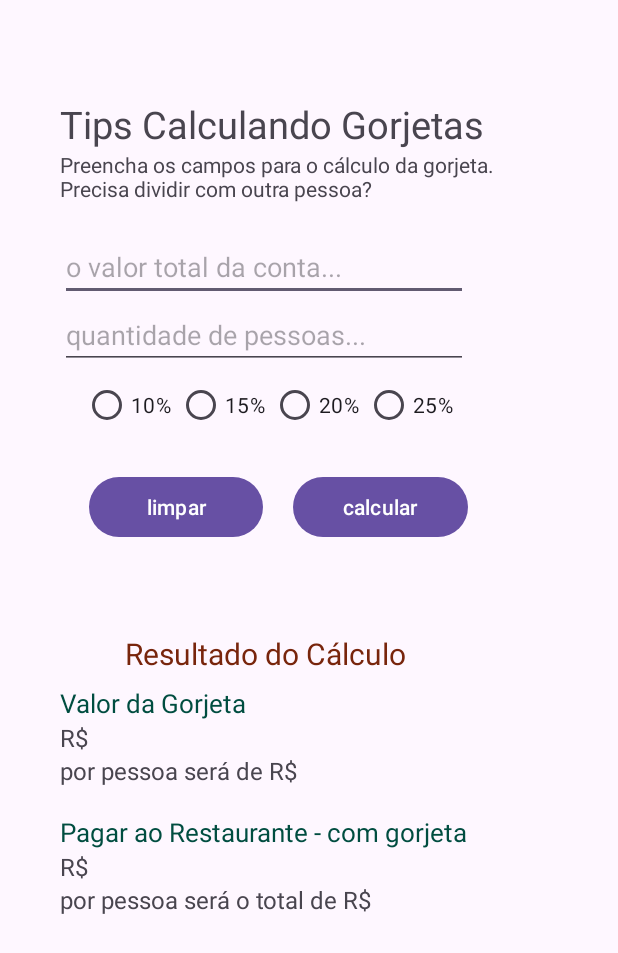
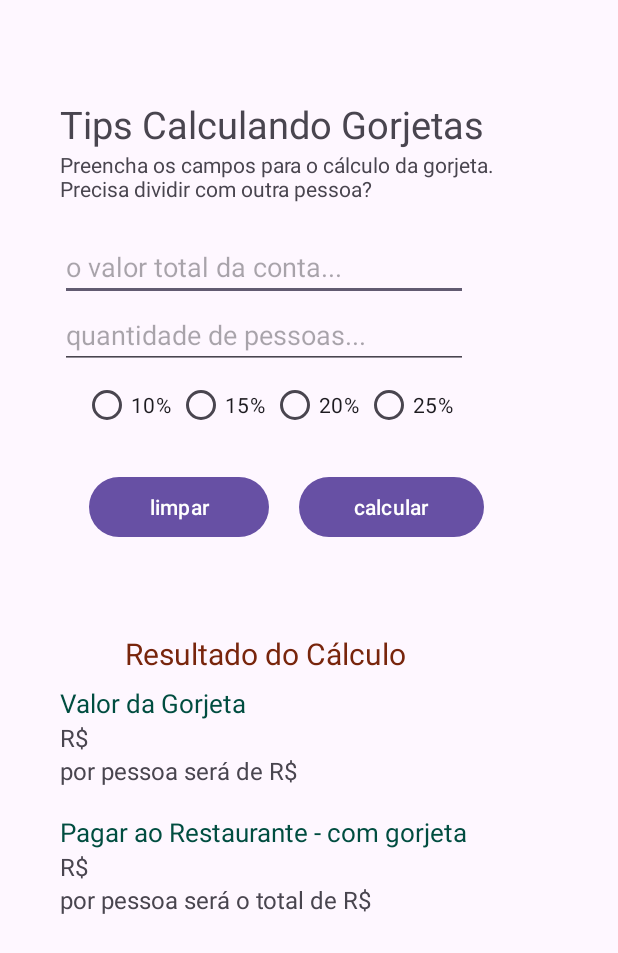
Before and after one commit to maumauriciog/appGorjeta, an Android app: the layout activity_main.xml on its own in the app's theme, with its tools: preview values and no code run, on a phone screen of 412 x 824 dp. Shown: the top 953 px of the screen. Run offline under Robolectric (Android 15) with nearby library versions, the phone set to English and light mode, and no system bars.

Commit message:
change layout buttons ver1.0

```diff
--- a/app/src/main/java/com/example/appgorjeta/MainActivity.kt
+++ b/app/src/main/java/com/example/appgorjeta/MainActivity.kt
@@ -44,14 +44,14 @@ class MainActivity : AppCompatActivity() {
             if (oct.edtValor.text.toString().isNotEmpty() && oct.edtPeople.text.toString()
                     .isNotEmpty()
             ) {
-                val tValor: Double = oct.edtValor.text.toString().toDouble()
+                val tValor: Float = oct.edtValor.text.toString().toFloat()
                 val qPessoa: Int = oct.edtPeople.text.toString().toInt()
 
-                val gorjeta: Double = (tValor * pcr) / 100
-                val tPpessoa: Double = gorjeta / qPessoa
+                val gorjeta: Float = (tValor * pcr) / 100
+                val tPpessoa: Float = gorjeta / qPessoa
                 val pctPpessoa: Int = pcr / qPessoa
-                val totPayRestaurant: Double = tValor + gorjeta
-                val totPayRestaurantPpessoa: Double = totPayRestaurant / qPessoa
+                val totPayRestaurant: Float = tValor + gorjeta
+                val totPayRestaurantPpessoa: Float = totPayRestaurant / qPessoa
 
                 oct.txtTotal.text = "R$ $gorjeta"
                 oct.txtPpessoa.text = "por pessoa, R$ $tPpessoa" + " ou $pctPpessoa%"
--- a/app/src/main/res/layout/activity_main.xml
+++ b/app/src/main/res/layout/activity_main.xml
@@ -12,7 +12,7 @@
         android:layout_width="wrap_content"
         android:layout_height="wrap_content"
         android:orientation="vertical"
-        app:layout_constraintGuide_percent="0.45" />
+        app:layout_constraintGuide_percent="0.46" />
 
     <TextView
         android:id="@+id/txtTitle"
@@ -67,7 +67,7 @@
         android:orientation="horizontal"
         android:layout_marginStart="55sp"
         app:layout_constraintStart_toStartOf="parent"
-        app:layout_constraintTop_toBottomOf="@+id/edtPeople">
+        app:layout_constraintTop_toBottomOf="@id/edtPeople">
 
         <RadioButton
             android:id="@+id/rbDez"
@@ -103,22 +103,21 @@
         android:layout_marginStart="19sp"
         android:layout_marginEnd="10sp"
         android:text="limpar"
-        app:layout_constraintEnd_toStartOf="@+id/gdlBtnVertical"
-        app:layout_constraintStart_toStartOf="@+id/edtPeople"
-        app:layout_constraintTop_toBottomOf="@+id/rbPrc"
+        app:layout_constraintEnd_toStartOf="@id/gdlBtnVertical"
+        app:layout_constraintStart_toStartOf="@id/txtTitle"
+        app:layout_constraintTop_toBottomOf="@id/rbPrc"
         tools:ignore="HardcodedText" />
 
     <Button
         android:id="@+id/btnDone"
         android:layout_width="0dp"
         android:layout_height="wrap_content"
-
         android:layout_marginTop="20sp"
         android:layout_marginStart="10sp"
         android:text="calcular"
-        app:layout_constraintEnd_toEndOf="@+id/edtPeople"
-        app:layout_constraintStart_toStartOf="@+id/gdlBtnVertical"
-        app:layout_constraintTop_toBottomOf="@+id/rbPrc"
+        app:layout_constraintEnd_toEndOf="@id/txtTitle"
+        app:layout_constraintStart_toStartOf="@id/gdlBtnVertical"
+        app:layout_constraintTop_toBottomOf="@id/rbPrc"
         tools:ignore="HardcodedText" />
 
     <TextView
@@ -131,7 +130,7 @@
         android:textSize="20sp"
         android:layout_marginTop="60sp"
         app:layout_constraintStart_toStartOf="parent"
-        app:layout_constraintTop_toBottomOf="@+id/btnClean"
+        app:layout_constraintTop_toBottomOf="@id/btnClean"
         tools:ignore="HardcodedText,SpUsage" />
 
     <TextView
@@ -144,7 +143,7 @@
         android:layout_marginStart="40sp"
         android:textColor="#004D40"
         app:layout_constraintStart_toStartOf="parent"
-        app:layout_constraintTop_toBottomOf="@+id/txtTítuloResposta"
+        app:layout_constraintTop_toBottomOf="@id/txtTítuloResposta"
         tools:ignore="HardcodedText,SpUsage" />
 
     <TextView
@@ -156,7 +155,7 @@
         android:textSize="16sp"
         android:layout_marginStart="40sp"
         app:layout_constraintStart_toStartOf="parent"
-        app:layout_constraintTop_toBottomOf="@+id/txtGorgeta"
+        app:layout_constraintTop_toBottomOf="@id/txtGorgeta"
         tools:ignore="HardcodedText,SpUsage" />
 
     <TextView
@@ -165,8 +164,8 @@
         android:layout_height="wrap_content"
         android:text="por pessoa será de R$"
         android:textSize="16sp"
-        app:layout_constraintStart_toStartOf="@+id/txtTotal"
-        app:layout_constraintTop_toBottomOf="@+id/txtTotal"
+        app:layout_constraintStart_toStartOf="@id/txtTotal"
+        app:layout_constraintTop_toBottomOf="@id/txtTotal"
         tools:ignore="HardcodedText,SpUsage" />
 
     <TextView
@@ -179,7 +178,7 @@
         android:layout_marginStart="40sp"
         android:textColor="#004D40"
         app:layout_constraintStart_toStartOf="parent"
-        app:layout_constraintTop_toBottomOf="@+id/txtPpessoa"
+        app:layout_constraintTop_toBottomOf="@id/txtPpessoa"
         tools:ignore="HardcodedText,SpUsage" />
 
     <TextView
@@ -191,7 +190,7 @@
         android:textSize="16sp"
         android:layout_marginStart="40sp"
         app:layout_constraintStart_toStartOf="parent"
-        app:layout_constraintTop_toBottomOf="@+id/txtTextoPayRest"
+        app:layout_constraintTop_toBottomOf="@id/txtTextoPayRest"
         tools:ignore="HardcodedText,SpUsage" />
 
     <TextView
@@ -200,8 +199,8 @@
         android:layout_height="wrap_content"
         android:text="por pessoa será o total de R$"
         android:textSize="16sp"
-        app:layout_constraintStart_toStartOf="@+id/txtTotPayRest"
-        app:layout_constraintTop_toBottomOf="@+id/txtTotPayRest"
+        app:layout_constraintStart_toStartOf="@id/txtTotPayRest"
+        app:layout_constraintTop_toBottomOf="@id/txtTotPayRest"
         tools:ignore="HardcodedText,SpUsage" />
 
 </androidx.constraintlayout.widget.ConstraintLayout>
```
